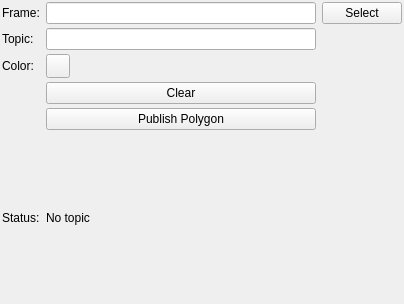
This is mapviz_plugins/ui/draw_polygon_config.ui in ros2-gbp/mapviz-release as Qt 5 draws it before an edit. The edited form follows.
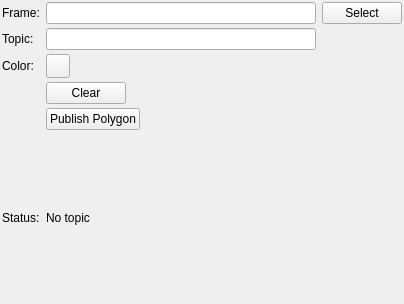
This is the edited form. Custom widgets are drawn as their Qt base class.

Diff of the .ui file:
```diff
--- a/mapviz_plugins/ui/draw_polygon_config.ui
+++ b/mapviz_plugins/ui/draw_polygon_config.ui
@@ -66,6 +66,12 @@
    </item>
    <item row="8" column="2">
     <widget class="QPushButton" name="publish">
+     <property name="sizePolicy">
+      <sizepolicy hsizetype="Fixed" vsizetype="Fixed">
+       <horstretch>0</horstretch>
+       <verstretch>0</verstretch>
+      </sizepolicy>
+     </property>
      <property name="text">
       <string>Publish Polygon</string>
      </property>
@@ -83,6 +89,12 @@
    </item>
    <item row="5" column="2">
     <widget class="QPushButton" name="clear">
+     <property name="sizePolicy">
+      <sizepolicy hsizetype="Fixed" vsizetype="Fixed">
+       <horstretch>0</horstretch>
+       <verstretch>0</verstretch>
+      </sizepolicy>
+     </property>
      <property name="text">
       <string>Clear</string>
      </property>
```
Left out of the diff: 6 changed lines with no effect on the pictures.
